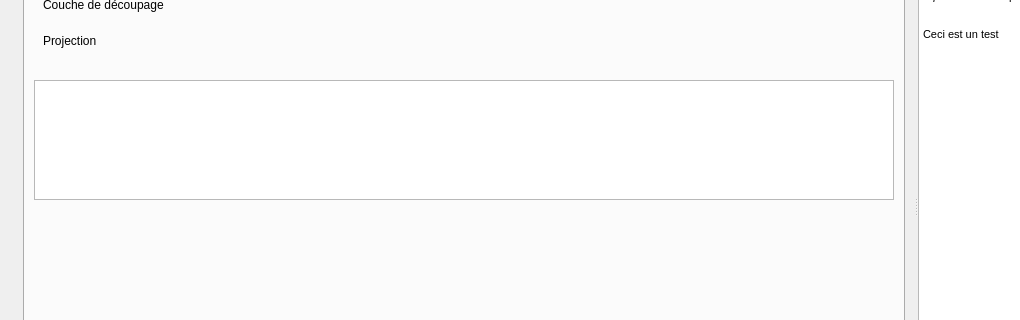
Before: the Qt Designer form Meff_dialog_base.ui in MathieuChailloux/FragScape, drawn with Qt 5; both pictures show x 0 to 1020 and y 168 to 488 of the 1138 by 824 pixel window.
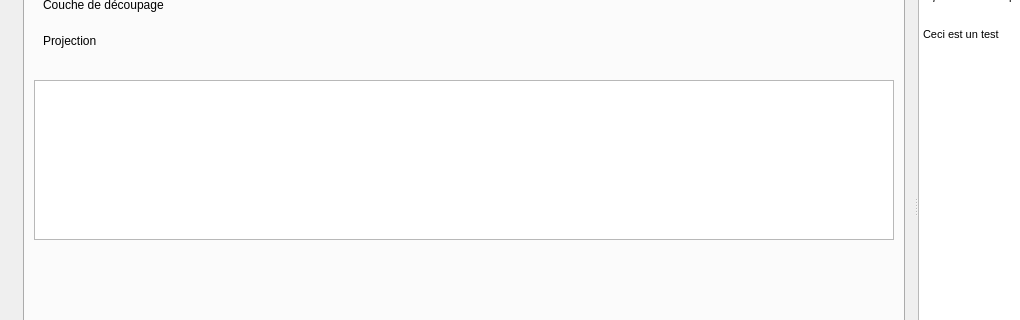
After: the same form once the commit is applied. Icons and pictures are not drawn. Custom widgets are drawn as their Qt base class.

Commit message: Params tab seems to be correctly reconnected

Diff of the .ui file:
```diff
--- a/Meff_dialog_base.ui
+++ b/Meff_dialog_base.ui
@@ -292,7 +292,7 @@
                  <property name="maximumSize">
                   <size>
                    <width>16777215</width>
-                   <height>120</height>
+                   <height>160</height>
                   </size>
                  </property>
                  <property name="editTriggers">
```
The commit also changes 7 other files.
